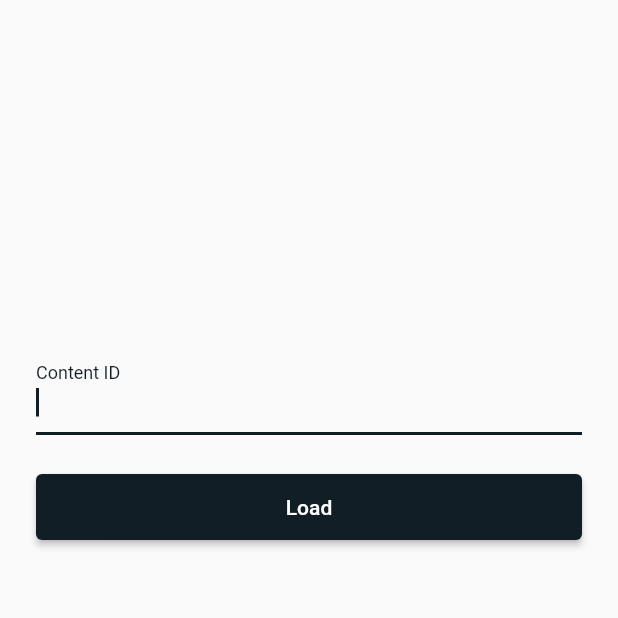
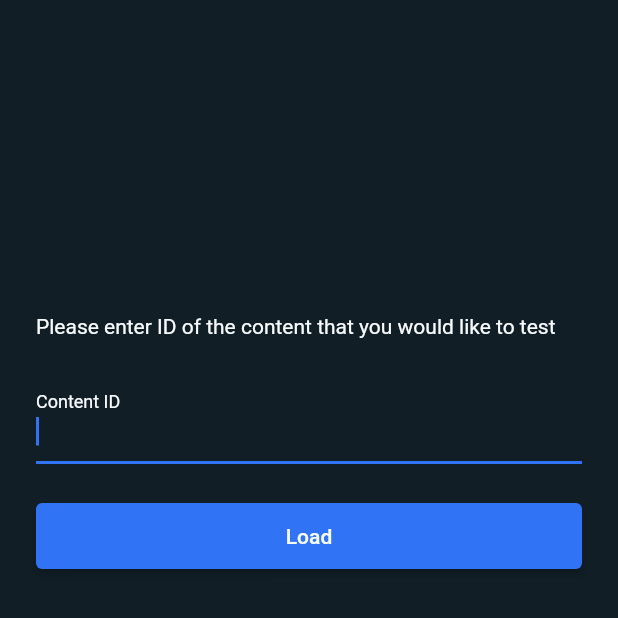
Before and after one commit to millerovv/simpleclub_challenge, a Flutter app: the screen it shows after launch, on a phone screen of 412 x 824 dp, the top half of it. Run offline on Flutter 3.47's test engine with Material 2 defaults, Android fonts, the phone set to English and light mode, and no system bars; our stand-ins replace bloc, dio, equatable, flutter_bloc, flutter_markdown.

Commit message:
Theme upgrade

```diff
--- a/lib/presentation/app/app.dart
+++ b/lib/presentation/app/app.dart
@@ -1,6 +1,7 @@
 import 'package:flutter/material.dart';
 import 'package:flutter/services.dart';
 import 'package:simpleclub_challenge/presentation/routing/app_router.dart';
+import 'package:simpleclub_challenge/presentation/theme/app_theme.dart';
 import 'package:simpleclub_challenge/presentation/utils/ui_utils.dart';
 
 class App extends StatelessWidget {
@@ -12,29 +13,11 @@ class App extends StatelessWidget {
   Widget build(BuildContext context) => MaterialApp(
         title: 'Simpleclub Challenge',
         debugShowCheckedModeBanner: false,
-        theme: ThemeData(
-          primaryColor: const Color(0xFF111E26),
-          backgroundColor: Color(0xFFF9F9F9),
-          colorScheme: const ColorScheme(
-            primary: Color(0xFF111E26),
-            primaryVariant: Color(0xFF111E26),
-            secondary: Color(0xFF111E26),
-            secondaryVariant: Color(0xFF111E26),
-            background: Colors.white,
-            surface: Colors.white,
-            onBackground: Color(0xFF111E26),
-            error: Color(0xFFD24848),
-            onError: Colors.white,
-            onPrimary: Colors.white,
-            onSecondary: Colors.white,
-            onSurface: Color(0xFF111E26),
-            brightness: Brightness.light,
-          ),
-        ),
+        theme: createBaseTheme(context),
         onGenerateRoute: appRouter.generateRoute,
         initialRoute: contentSetupRouteName,
         builder: (context, child) {
-          SystemChrome.setSystemUIOverlayStyle(SystemUiOverlayStyle.dark.copyWith(statusBarColor: Colors.transparent));
+          SystemChrome.setSystemUIOverlayStyle(SystemUiOverlayStyle.light.copyWith(statusBarColor: Colors.transparent, statusBarBrightness: Brightness.dark));
           return ScrollConfiguration(behavior: NoGlowScrollBehavior(), child: child!);
         },
       );
--- a/lib/presentation/common/app_bar/app_bar_sliver_delegate.dart
+++ b/lib/presentation/common/app_bar/app_bar_sliver_delegate.dart
@@ -23,7 +23,7 @@ class AppBarSliverDelegate extends SliverPersistentHeaderDelegate {
         begin: BoxDecoration(color: Theme.of(context).backgroundColor, boxShadow: const []),
         end: BoxDecoration(
             color: Theme.of(context).backgroundColor,
-            boxShadow: const [BoxShadow(color: Color(0x1F000000), offset: Offset(0, 2), blurRadius: 6)]));
+            boxShadow: [BoxShadow(color: Colors.black.withAlpha(50), offset: const Offset(0, 6), blurRadius: 12)]));
 
     return AnimatedContainer(
       duration: forceElevated && !forceZeroAnimation ? const Duration(milliseconds: 300) : const Duration(),
--- a/lib/presentation/models/item_model.dart
+++ b/lib/presentation/models/item_model.dart
@@ -1,19 +1,17 @@
 import 'package:equatable/equatable.dart';
-import 'package:simpleclub_challenge/presentation/models/page_model.dart';
 import 'package:simpleclub_challenge/presentation/routing/tab_page_router.dart';
 
 class ItemModel extends Equatable {
-  const ItemModel({required this.id, required this.title, this.imageUrl, this.body, this.source, this.page});
+  const ItemModel({required this.id, required this.title, this.imageUrl, this.body, this.source});
 
   final String id;
   final String title;
   final String? imageUrl;
   final String? body;
   final String? source;
-  final PageModel? page;
 
   String get itemInfoViewRoute => '$itemInfoViewRouteName/$id';
 
   @override
-  List<Object?> get props => [id, title, imageUrl, body, source, page];
+  List<Object?> get props => [id, title, imageUrl, body, source];
 }
--- a/lib/presentation/pages/content_setup/content_setup_page.dart
+++ b/lib/presentation/pages/content_setup/content_setup_page.dart
@@ -67,9 +67,33 @@ class _ContentSetupPageState extends State<ContentSetupPage> {
                   child: IgnorePointer(
                     ignoring: contentState.stateType == ContentStateType.loading,
                     child: Column(
+                      crossAxisAlignment: CrossAxisAlignment.start,
                       children: [
                         const Spacer(),
-                        Form(
+                        const Text('Please enter ID of the content that you would like to test'),
+                        const SizedBox(height: 24),
+                        _buildForm(),
+                        if (contentState.stateType == ContentStateType.error)
+                          Padding(
+                            padding: const EdgeInsets.only(top: 8),
+                            child: Text(
+                              'Failed to load content. Change your ID or try again later',
+                              style: Theme.of(context).textTheme.bodyText2?.copyWith(color: const Color(0xFFD24848)),
+                            ),
+                          ),
+                        const SizedBox(height: 24),
+                        _buildLoadButton(contentState),
+                        const SizedBox(height: 24),
+                        const Spacer(flex: 2),
+                      ],
+                    ),
+                  ),
+                ),
+              ),
+            )),
+      );
+
+  Widget _buildForm() => Form(
         key: _formKey,
         child: TextFormField(
           controller: _contentIdFieldController,
@@ -78,41 +102,27 @@ class _ContentSetupPageState extends State<ContentSetupPage> {
           validator: (text) => text == null || text.trim().isEmpty ? 'Please enter Content ID' : null,
           decoration: const InputDecoration(labelText: 'Content ID'),
         ),
-                        ),
-                        if (contentState.stateType == ContentStateType.error)
-                          Padding(
-                            padding: EdgeInsets.only(top: 8),
-                            child: Text(
-                              'Failed to load content. Change your ID or try again later',
-                              style: Theme.of(context).textTheme.bodyText2?.copyWith(color: Color(0xFFD24848)),
-                            ),
-                          ),
-                        const SizedBox(height: 24),
-                        Stack(
+      );
+
+  Widget _buildLoadButton(ContentState contentState) {
+    bool isLoading = contentState.stateType == ContentStateType.loading;
+    return Stack(
       alignment: Alignment.center,
       children: [
         AnimatedOpacity(
           duration: const Duration(milliseconds: 300),
-                              opacity: contentState.stateType == ContentStateType.loading ? 0.5 : 1.0,
+          opacity: isLoading ? 0.5 : 1.0,
           child: ElevatedButton(
             child: const Text('Load'),
             onPressed: _onLoadTap,
             style: ElevatedButton.styleFrom(minimumSize: const Size.fromHeight(44)),
           ),
         ),
-                            if (contentState.stateType == ContentStateType.loading)
+        if (isLoading)
           const Align(
               alignment: Alignment.center,
-                                  child: SizedBox(
-                                      height: 24, width: 24, child: CircularProgressIndicator(color: Colors.white, strokeWidth: 3))),
+              child: SizedBox(height: 24, width: 24, child: CircularProgressIndicator(color: Colors.white, strokeWidth: 3))),
       ],
-                        ),
-                        const Spacer(flex: 2),
-                      ],
-                    ),
-                  ),
-                ),
-              ),
-            )),
     );
   }
+}
--- /dev/null
+++ b/lib/presentation/theme/app_theme.dart
@@ -0,0 +1,34 @@
+import 'package:flutter/material.dart';
+
+const backgroundColor = Color(0xFF111E26);
+const primaryColor = Color(0xFF3074F5);
+const textPrimary = Color(0xFFF9FCFE);
+
+ThemeData createBaseTheme(BuildContext context) => ThemeData(
+      primaryColor: primaryColor,
+      backgroundColor: backgroundColor,
+      scaffoldBackgroundColor: backgroundColor,
+      colorScheme: const ColorScheme(
+        primary: primaryColor,
+        primaryVariant: backgroundColor,
+        secondary: primaryColor,
+        secondaryVariant: primaryColor,
+        background: backgroundColor,
+        surface: Color(0xFF1C232C),
+        onBackground: textPrimary,
+        error: Color(0xFFD24848),
+        onError: textPrimary,
+        onPrimary: textPrimary,
+        onSecondary: textPrimary,
+        onSurface: textPrimary,
+        brightness: Brightness.dark,
+      ),
+      textTheme: _buildAppTextTheme(context),
+      inputDecorationTheme: InputDecorationTheme(labelStyle: Theme.of(context).textTheme.subtitle1?.copyWith(color: textPrimary)),
+      iconTheme: Theme.of(context).iconTheme.copyWith(color: textPrimary),
+    );
+
+TextTheme _buildAppTextTheme(BuildContext context) {
+  TextTheme textTheme = Theme.of(context).textTheme.apply(displayColor: textPrimary, bodyColor: textPrimary);
+  return textTheme.copyWith(bodyText2: textTheme.bodyText2!.copyWith(height: 1.2));
+}
--- a/pubspec.yaml
+++ b/pubspec.yaml
@@ -16,11 +16,10 @@ dependencies:
   bloc: ^8.0.2
   flutter_bloc: ^8.0.1
   dio: ^4.0.4
-  animations: ^2.0.2
   equatable: ^2.0.3
   json_annotation: ^4.4.0
-  flutter_native_splash: ^2.0.1+1
   flutter_markdown: ^0.6.9
+  cached_network_image: ^3.2.0
 
 dev_dependencies:
   flutter_test:
```
Also changed, not shown: lib/presentation/bloc/content_cubit.dart (+14 -10 lines), lib/presentation/common/tab/app_tab_bar.dart (added, +26 -0 lines), lib/presentation/common/tab/tab_bar.dart (deleted, +0 -40 lines), lib/presentation/pages/home/home_page.dart (+21 -8 lines), lib/presentation/pages/home/item_info_view.dart (+41 -9 lines), lib/presentation/pages/home/tab_page_view.dart (+28 -10 lines), lib/presentation/routing/tab_page_router.dart (+12 -6 lines), 4 other files. Lines whose indentation alone changed are shown as unchanged.
